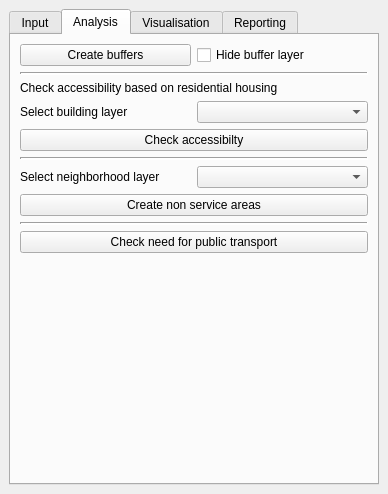
First picture: the form in SpatialDecision/spatial_decision_dockwidget_base.ui, repository Matthie456/Bon_DenDuijn, before the edit.
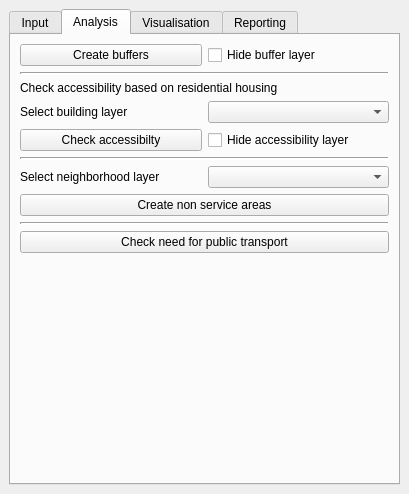
Second picture: the form after the edit. The open tabs and pages were chosen to show the change.

Commit message: Styles loaded, accessibility checkbox check me box!!

```diff
--- a/SpatialDecision/spatial_decision_dockwidget_base.ui
+++ b/SpatialDecision/spatial_decision_dockwidget_base.ui
@@ -6,7 +6,7 @@
    <rect>
     <x>0</x>
     <y>0</y>
-    <width>388</width>
+    <width>409</width>
     <height>494</height>
    </rect>
   </property>
@@ -162,11 +162,22 @@
              </layout>
             </item>
             <item>
+             <layout class="QHBoxLayout" name="horizontalLayout_3">
+              <item>
              <widget class="QPushButton" name="accessibilityButton">
               <property name="text">
                <string>Check accessibilty</string>
               </property>
              </widget>
+              </item>
+              <item>
+               <widget class="QCheckBox" name="toggleAccessibiltyCheckBox">
+                <property name="text">
+                 <string>Hide accessibility layer</string>
+                </property>
+               </widget>
+              </item>
+             </layout>
             </item>
            </layout>
           </item>
```
Left out of the diff: 2 changed lines with no effect on the pictures. Lines whose indentation alone changed are shown as unchanged. The commit also changes 1 other file.
